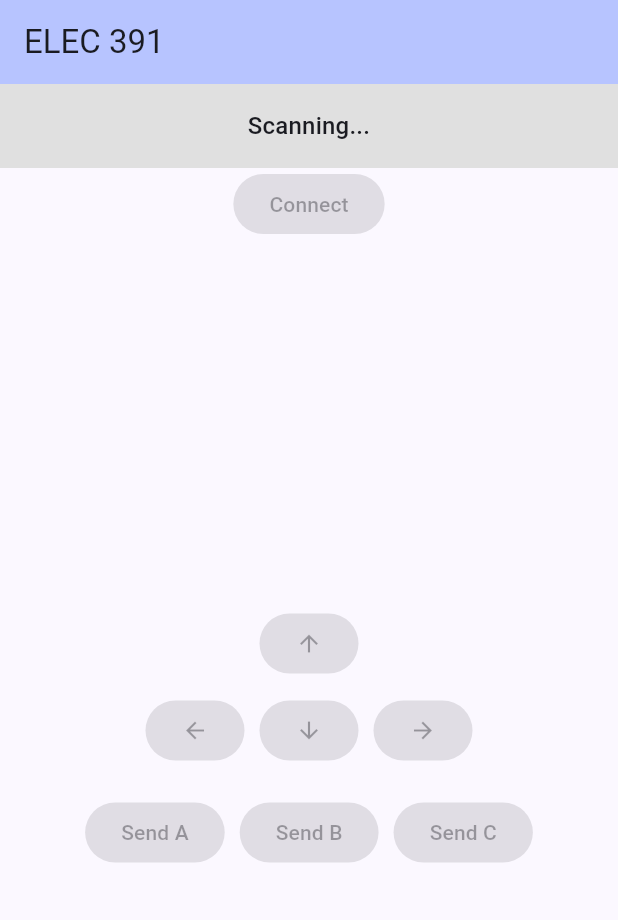
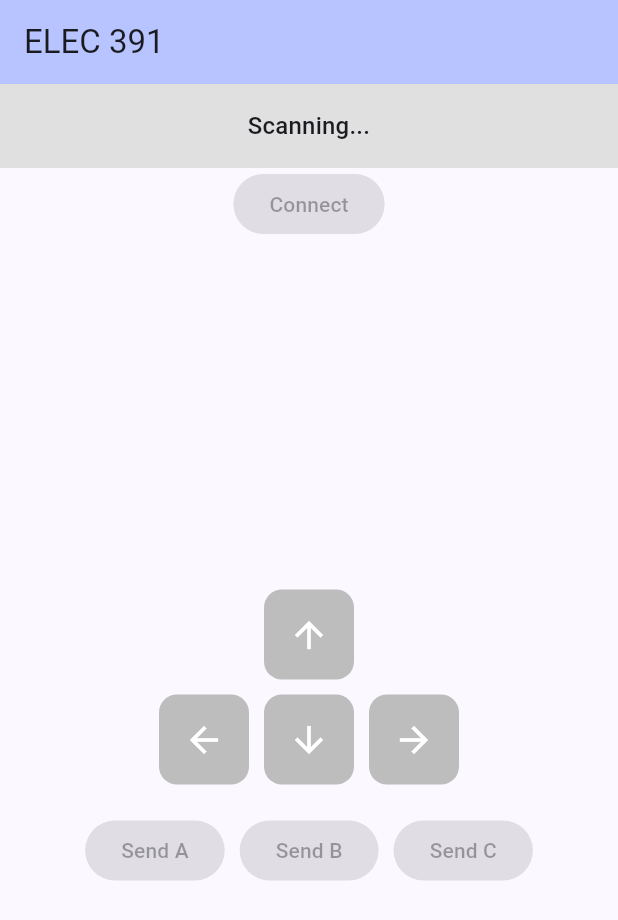
Before and after one commit to mehreen0903/ELEC391-2026_Summer, a Flutter app: the screen it shows after launch, on a phone screen of 412 x 824 dp. Shown: the top 920 px of the screen. Run offline on Flutter 3.47's test engine with Material 3 defaults, Android fonts, the phone set to English and light mode, and no system bars; missing offline and left inert: flutter_reactive_ble; statements that could not run were skipped.

Commit message:
hold button works

```diff
--- a/Midway Demo/arduino_flutter/lib/bluetooth_app.dart
+++ b/Midway Demo/arduino_flutter/lib/bluetooth_app.dart
@@ -151,6 +151,23 @@ class _MyHomePageState extends State<MyHomePage> {
     }
   }
 
+  // 🟢 PLACE THE HELPER METHOD RIGHT HERE 🟢
+  Widget _buildHoldButton({required IconData icon, required String command}) {
+    return GestureDetector(
+      onTapDown: _isConnected ? (_) => _sendCommand(command) : null,
+      onTapUp: _isConnected ? (_) => _sendCommand('STOP') : null,
+      onTapCancel: _isConnected ? () => _sendCommand('STOP') : null,
+      child: Container(
+        padding: const EdgeInsets.all(16),
+        decoration: BoxDecoration(
+          color: _isConnected ? Colors.blue : Colors.grey[400],
+          borderRadius: BorderRadius.circular(12),
+        ),
+        child: Icon(icon, color: Colors.white, size: 28),
+      ),
+    );
+  }
+
   @override
   Widget build(BuildContext context) {
     return Scaffold(
@@ -212,10 +229,9 @@ class _MyHomePageState extends State<MyHomePage> {
                 Row(
                   mainAxisAlignment: MainAxisAlignment.center,
                   children: [
-                    ElevatedButton(
-                      onPressed:
-                          _isConnected ? () => _sendCommand('FORWARD') : null,
-                      child: const Icon(Icons.arrow_upward),
+                    _buildHoldButton(
+                      icon: Icons.arrow_upward,
+                      command: 'FORWARD',
                     ),
                   ],
                 ),
@@ -223,22 +239,19 @@ class _MyHomePageState extends State<MyHomePage> {
                 Row(
                   mainAxisAlignment: MainAxisAlignment.center,
                   children: [
-                    ElevatedButton(
-                      onPressed:
-                          _isConnected ? () => _sendCommand('LEFT') : null,
-                      child: const Icon(Icons.arrow_back),
+                    _buildHoldButton(
+                      icon: Icons.arrow_back,
+                      command: 'LEFT',
                     ),
                     const SizedBox(width: 10),
-                    ElevatedButton(
-                      onPressed:
-                          _isConnected ? () => _sendCommand('BACKWARD') : null,
-                      child: const Icon(Icons.arrow_downward),
+                    _buildHoldButton(
+                      icon: Icons.arrow_downward,
+                      command: 'BACKWARD',
                     ),
                     const SizedBox(width: 10),
-                    ElevatedButton(
-                      onPressed:
-                          _isConnected ? () => _sendCommand('RIGHT') : null,
-                      child: const Icon(Icons.arrow_forward),
+                    _buildHoldButton(
+                      icon: Icons.arrow_forward,
+                      command: 'RIGHT',
                     ),
                   ],
                 ),
```
